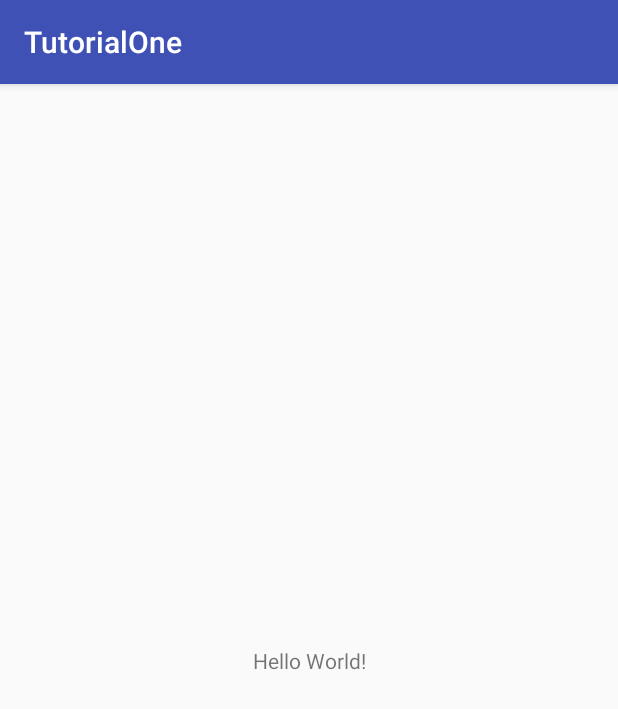
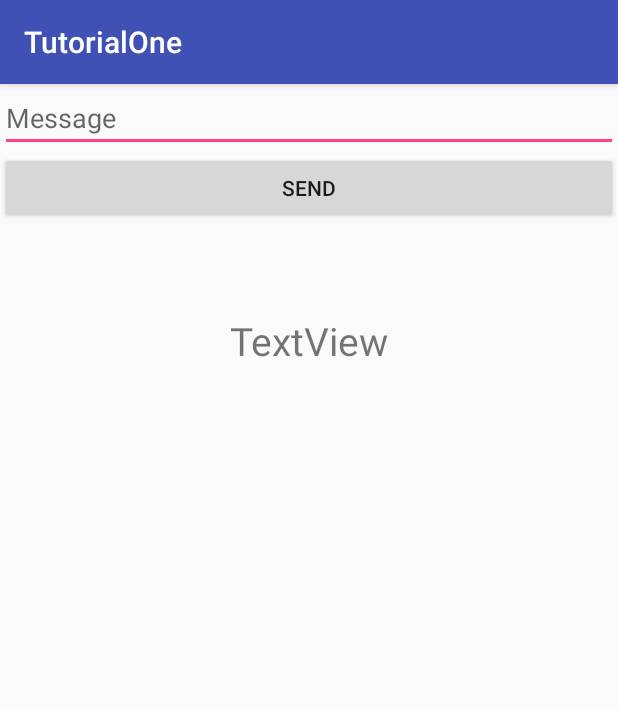
Before and after one commit to madrzak/TutorialTwo, an Android app: the screen it shows after launch (MainActivity), on a phone screen of 412 x 824 dp. Shown: the top 709 px of the screen. Run offline under Robolectric (Android 15) with nearby library versions, the phone set to English and light mode, and no system bars.

Commit message:
tutorial 2 finished

```diff
--- a/app/src/main/res/layout/activity_main.xml
+++ b/app/src/main/res/layout/activity_main.xml
@@ -1,18 +1,36 @@
 <?xml version="1.0" encoding="utf-8"?>
-<android.support.constraint.ConstraintLayout xmlns:android="http://schemas.android.com/apk/res/android"
+<LinearLayout xmlns:android="http://schemas.android.com/apk/res/android"
     xmlns:app="http://schemas.android.com/apk/res-auto"
     xmlns:tools="http://schemas.android.com/tools"
     android:layout_width="match_parent"
+    android:orientation="vertical"
     android:layout_height="match_parent"
     tools:context="com.madrzak.tutorialone.MainActivity">
 
+    <EditText
+        android:id="@+id/etMessage"
+        android:layout_width="match_parent"
+        android:layout_height="wrap_content"
+        android:ems="10"
+        android:inputType="textPersonName"
+        android:text=""
+        android:hint="Message"
+        />
+
+    <Button
+        android:id="@+id/btnSend"
+        android:layout_width="match_parent"
+        android:layout_height="wrap_content"
+        android:text="SEND" />
+
     <TextView
-        android:layout_width="wrap_content"
+        android:id="@+id/textView2"
+        android:layout_width="match_parent"
         android:layout_height="wrap_content"
-        android:text="Hello World!"
-        app:layout_constraintBottom_toBottomOf="parent"
-        app:layout_constraintLeft_toLeftOf="parent"
-        app:layout_constraintRight_toRightOf="parent"
-        app:layout_constraintTop_toTopOf="parent" />
+        android:text="TextView"
+        android:textAlignment="center"
+        android:layout_marginTop="60dp"
+        android:textSize="26dp" />
 
-</android.support.constraint.ConstraintLayout>
+
+</LinearLayout>
```
Also changed, not shown: 1 other file.
